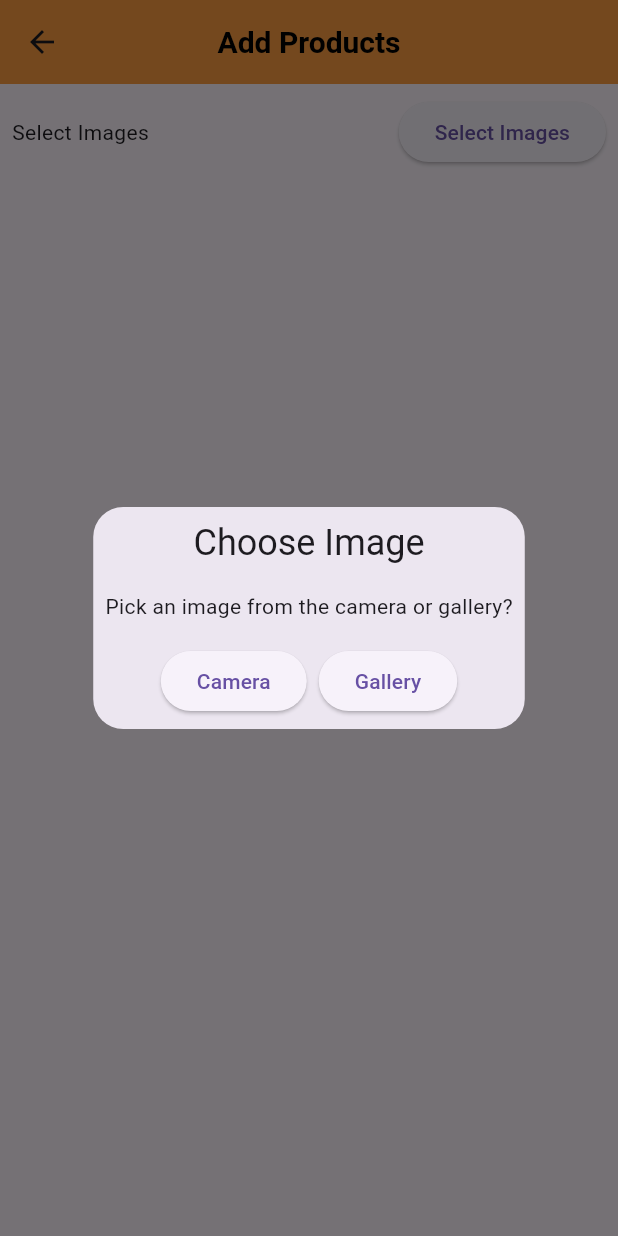
After one commit to Anik-Adnan/BiswasShopAdminPanel, a Flutter app: the AddProductScreen screen opened directly, after a tap on "Select Images", on a phone screen of 412 x 824 dp. The commit adds this screen. Run offline on Flutter 3.47's test engine with Material 3 defaults, Android fonts, the phone set to English and light mode, and no system bars; our stand-ins replace cached_network_image, cloud_firestore, device_info_plus, firebase_core, firebase_storage, flutter_easyloading and 3 more; accounts and stored records are empty.

Commit message:
addproduct screen and imagedcontroller added

```diff
--- /dev/null
+++ b/biswas_shop_admin_panel/lib/controllers/product_images_controller.dart
@@ -0,0 +1,113 @@
+
+import 'dart:io';
+
+import 'package:device_info_plus/device_info_plus.dart';
+import 'package:flutter/material.dart';
+import 'package:get/get.dart';
+import 'package:image_picker/image_picker.dart';
+import 'package:firebase_storage/firebase_storage.dart';
+import 'package:permission_handler/permission_handler.dart';
+
+
+class ProductImagesController extends GetxController{
+  final ImagePicker _picker = ImagePicker();
+  RxList<XFile> selectedIamges = <XFile>[].obs;
+  final RxList<String> arrImagesUrl = <String>[].obs;
+  final FirebaseStorage storageRef = FirebaseStorage.instance;
+
+  Future<void> showImagesPickerDialog() async {
+    late PermissionStatus status;
+    DeviceInfoPlugin deviceInfo = DeviceInfoPlugin();
+    AndroidDeviceInfo androidDeviceInfo = await deviceInfo.androidInfo;
+
+    if (androidDeviceInfo.version.sdkInt <= 32) {
+      status = await Permission.storage.request();
+    } else {
+      status = await Permission.mediaLibrary.request();
+    }
+
+    //
+    if (status == PermissionStatus.granted) {
+      Get.defaultDialog(
+        title: "Choose Image",
+        middleText: "Pick an image from the camera or gallery?",
+        actions: [
+          ElevatedButton(
+            onPressed: () {
+              Get.back();
+              seletcImages("camera");
+            },
+            child: Text('Camera'),
+          ),
+          ElevatedButton(
+            onPressed: () {
+              Get.back();
+              seletcImages("gallery");
+            },
+            child: Text('Gallery'),
+          ),
+        ],
+      );
+    }
+    if (status == PermissionStatus.denied) {
+      print("Error please allow permission for further usage");
+      openAppSettings();
+    }
+    if (status == PermissionStatus.permanentlyDenied) {
+      print("Error please allow permission for further usage");
+      openAppSettings();
+    }
+  }
+
+  Future<void> seletcImages(String type) async {
+    List<XFile> imgs = [];
+    if (type == 'gallery') {
+      try {
+        imgs = await _picker.pickMultiImage(imageQuality: 80);
+        update();
+      } catch (e) {
+        print('Error $e');
+      }
+    } else {
+      final img =
+      await _picker.pickImage(source: ImageSource.camera, imageQuality: 80);
+
+      if (img != null) {
+        imgs.add(img);
+        update();
+      }
+    }
+
+    if (imgs.isNotEmpty) {
+      selectedIamges.addAll(imgs);
+      update();
+      print(selectedIamges.length);
+    }
+  }
+
+  void removeImages(int index) {
+    selectedIamges.removeAt(index);
+    update();
+  }
+
+  //
+  Future<void> uploadFunction(List<XFile> _images) async {
+    arrImagesUrl.clear();
+    for (int i = 0; i < _images.length; i++) {
+      dynamic imageUrl = await uplaodFile(_images[i]);
+      arrImagesUrl.add(imageUrl.toString());
+    }
+    update();
+  }
+
+  //
+  Future<String> uplaodFile(XFile _image) async {
+    TaskSnapshot reference = await storageRef
+        .ref()
+        .child("product-images")
+        .child(_image.name + DateTime.now().toString())
+        .putFile(File(_image.path));
+
+    return await reference.ref.getDownloadURL();
+  }
+}
--- /dev/null
+++ b/biswas_shop_admin_panel/lib/screens/add_product_screen.dart
@@ -0,0 +1,340 @@
+
+
+
+import 'dart:io';
+
+import 'package:biswas_shop_admin_panel/controllers/product_images_controller.dart';
+import 'package:biswas_shop_admin_panel/controllers/count_all_products_controller.dart';
+import 'package:biswas_shop_admin_panel/model/product-model.dart';
+import 'package:biswas_shop_admin_panel/screens/single_product_screen.dart';
+import 'package:biswas_shop_admin_panel/utils/app_constant.dart';
+import 'package:cached_network_image/cached_network_image.dart';
+import 'package:cloud_firestore/cloud_firestore.dart';
+import 'package:flutter/cupertino.dart';
+import 'package:flutter/material.dart';
+import 'package:get/get.dart';
+class AddProductScreen extends StatelessWidget {
+  AddProductScreen({super.key});
+
+  ProductImagesController addProductImagesController =
+  Get.put(ProductImagesController());
+
+  //
+  // CategoryDropDownController categoryDropDownController =
+  // Get.put(CategoryDropDownController());
+  //
+  // IsSaleController isSaleController = Get.put(IsSaleController());
+
+  TextEditingController productNameController = TextEditingController();
+  TextEditingController salePriceController = TextEditingController();
+  TextEditingController fullPriceController = TextEditingController();
+  TextEditingController deliveryTimeController = TextEditingController();
+  TextEditingController productDescriptionController = TextEditingController();
+
+  @override
+  Widget build(BuildContext context) {
+    return Scaffold(
+      appBar: AppBar(
+        title: const Text("Add Products"),
+        backgroundColor: AppConstant.appMainColor,
+      ),
+      body: Container(
+        child: Column(
+          children: [
+            Padding(
+              padding: const EdgeInsets.all(8.0),
+              child: Row(
+                mainAxisAlignment: MainAxisAlignment.spaceBetween,
+                children: [
+                  Text("Select Images"),
+                  ElevatedButton(
+                      onPressed: (){
+                        addProductImagesController.showImagesPickerDialog();
+                      },
+                      child: Text("Select Images"),),
+                ],
+              ),
+            ),
+            //show Images
+            GetBuilder<ProductImagesController>(
+              init: ProductImagesController(),
+              builder: (imageController) {
+
+                return imageController.selectedIamges.length > 0 ?
+                Container(
+                  width: MediaQuery.of(context).size.width - 20,
+                  height: Get.height / 3.0,
+                  child: GridView.builder(
+                    itemCount: imageController.selectedIamges.length,
+                    physics: const BouncingScrollPhysics(),
+                    gridDelegate:
+                    const SliverGridDelegateWithFixedCrossAxisCount(
+                      crossAxisCount: 2,
+                      mainAxisSpacing: 20,
+                      crossAxisSpacing: 10,
+                    ),
+                    itemBuilder: (BuildContext context, int index) {
+                      return Stack(
+                        children: [
+                          Image.file(
+                            File(addProductImagesController
+                                .selectedIamges[index].path),
+                            fit: BoxFit.cover,
+                            height: Get.height / 4,
+                            width: Get.width / 2,
+                          ),
+                          Positioned(
+                            right: 0,
+                            top: 0,
+                            child: InkWell(
+                              onTap: () {
+                                imageController.removeImages(index);
+                                print(imageController
+                                    .selectedIamges.length);
+                              },
+                              child: Padding(
+                                padding: const EdgeInsets.all(4.0),
+                                child: CircleAvatar(
+                                  backgroundColor: Colors.red.shade700,
+                                  child: Icon(
+                                    Icons.close,
+                                    color: Colors.white,
+                                  ),
+                                ),
+                              ),
+                            ),
+                          ),
+                        ],
+                      );
+                    },
+                  ),
+                )
+                    : SizedBox.shrink();
+              },
+            ),
+          ],
+        ),
+      ),
+
+      // body: SingleChildScrollView(
+      //   physics: BouncingScrollPhysics(),
+      //   child: Container(
+      //     child: Column(
+      //       children: [
+      //         Padding(
+      //           padding: const EdgeInsets.all(8.0),
+      //           child: Row(
+      //             mainAxisAlignment: MainAxisAlignment.spaceBetween,
+      //             children: [
+      //               Text("Select Images"),
+      //               ElevatedButton(
+      //                 onPressed: () {
+      //                   addProductImagesController.showImagesPickerDialog();
+      //                 },
+      //                 child: Text("Select Images"),
+      //               )
+      //             ],
+      //           ),
+      //         ),
+
+
+
+      //         //show categories drop down
+      //         DropDownCategoriesWiidget(),
+      //
+      //         //isSale
+      //         GetBuilder<IsSaleController>(
+      //           init: IsSaleController(),
+      //           builder: (isSaleController) {
+      //             return Card(
+      //               elevation: 10,
+      //               child: Padding(
+      //                 padding: EdgeInsets.all(8.0),
+      //                 child: Row(
+      //                   mainAxisAlignment: MainAxisAlignment.spaceBetween,
+      //                   children: [
+      //                     Text("Is Sale"),
+      //                     Switch(
+      //                       value: isSaleController.isSale.value,
+      //                       activeColor: AppConstant.appMainColor,
+      //                       onChanged: (value) {
+      //                         isSaleController.toggleIsSale(value);
+      //                       },
+      //                     )
+      //                   ],
+      //                 ),
+      //               ),
+      //             );
+      //           },
+      //         ),
+      //         //form
+      //         SizedBox(height: 10.0),
+      //         Container(
+      //           height: 65,
+      //           margin: EdgeInsets.symmetric(horizontal: 10.0),
+      //           child: TextFormField(
+      //             cursorColor: AppConstant.appMainColor,
+      //             textInputAction: TextInputAction.next,
+      //             controller: productNameController,
+      //             decoration: InputDecoration(
+      //               contentPadding: EdgeInsets.symmetric(
+      //                 horizontal: 10.0,
+      //               ),
+      //               hintText: "Product Name",
+      //               hintStyle: TextStyle(fontSize: 12.0),
+      //               border: OutlineInputBorder(
+      //                 borderRadius: BorderRadius.all(
+      //                   Radius.circular(10.0),
+      //                 ),
+      //               ),
+      //             ),
+      //           ),
+      //         ),
+      //         SizedBox(height: 10.0),
+      //
+      //         Obx(() {
+      //           return isSaleController.isSale.value
+      //               ? Container(
+      //             height: 65,
+      //             margin: EdgeInsets.symmetric(horizontal: 10.0),
+      //             child: TextFormField(
+      //               cursorColor: AppConstant.appMainColor,
+      //               textInputAction: TextInputAction.next,
+      //               controller: salePriceController,
+      //               decoration: InputDecoration(
+      //                 contentPadding: EdgeInsets.symmetric(
+      //                   horizontal: 10.0,
+      //                 ),
+      //                 hintText: "Sale Price",
+      //                 hintStyle: TextStyle(fontSize: 12.0),
+      //                 border: OutlineInputBorder(
+      //                   borderRadius: BorderRadius.all(
+      //                     Radius.circular(10.0),
+      //                   ),
+      //                 ),
+      //               ),
+      //             ),
+      //           )
+      //               : SizedBox.shrink();
+      //         }),
+      //
+      //         SizedBox(height: 10.0),
+      //         Container(
+      //           height: 65,
+      //           margin: EdgeInsets.symmetric(horizontal: 10.0),
+      //           child: TextFormField(
+      //             cursorColor: AppConstant.appMainColor,
+      //             textInputAction: TextInputAction.next,
+      //             controller: fullPriceController,
+      //             decoration: InputDecoration(
+      //               contentPadding: EdgeInsets.symmetric(
+      //                 horizontal: 10.0,
+      //               ),
+      //               hintText: "Full Price",
+      //               hintStyle: TextStyle(fontSize: 12.0),
+      //               border: OutlineInputBorder(
+      //                 borderRadius: BorderRadius.all(
+      //                   Radius.circular(10.0),
+      //                 ),
+      //               ),
+      //             ),
+      //           ),
+      //         ),
+      //
+      //         SizedBox(height: 10.0),
+      //         Container(
+      //           height: 65,
+      //           margin: EdgeInsets.symmetric(horizontal: 10.0),
+      //           child: TextFormField(
+      //             cursorColor: AppConstant.appMainColor,
+      //             textInputAction: TextInputAction.next,
+      //             controller: deliveryTimeController,
+      //             decoration: InputDecoration(
+      //               contentPadding: EdgeInsets.symmetric(
+      //                 horizontal: 10.0,
+      //               ),
+      //               hintText: "Delivery Time",
+      //               hintStyle: TextStyle(fontSize: 12.0),
+      //               border: OutlineInputBorder(
+      //                 borderRadius: BorderRadius.all(
+      //                   Radius.circular(10.0),
+      //                 ),
+      //               ),
+      //             ),
+      //           ),
+      //         ),
+      //
+      //         SizedBox(height: 10.0),
+      //         Container(
+      //           height: 65,
+      //           margin: EdgeInsets.symmetric(horizontal: 10.0),
+      //           child: TextFormField(
+      //             cursorColor: AppConstant.appMainColor,
+      //             textInputAction: TextInputAction.next,
+      //             controller: productDescriptionController,
+      //             decoration: InputDecoration(
+      //               contentPadding: EdgeInsets.symmetric(
+      //                 horizontal: 10.0,
+      //               ),
+      //               hintText: "Product Desc",
+      //               hintStyle: TextStyle(fontSize: 12.0),
+      //               border: OutlineInputBorder(
+      //                 borderRadius: BorderRadius.all(
+      //                   Radius.circular(10.0),
+      //                 ),
+      //               ),
+      //             ),
+      //           ),
+      //         ),
+      //
+      //         ElevatedButton(
+      //           onPressed: () async {
+      //             // print(productId);
+      //
+      //             try {
+      //               EasyLoading.show();
+      //               await addProductImagesController.uploadFunction(
+      //                   addProductImagesController.selectedIamges);
+      //               print(addProductImagesController.arrImagesUrl);
+      //
+      //               String productId = await GenerateIds().generateProductId();
+      //
+      //               ProductModel productModel = ProductModel(
+      //                 productId: productId,
+      //                 categoryId: categoryDropDownController.selectedCategoryId
+      //                     .toString(),
+      //                 productName: productNameController.text.trim(),
+      //                 categoryName: categoryDropDownController
+      //                     .selectedCategoryName
+      //                     .toString(),
+      //                 salePrice: salePriceController.text != ''
+      //                     ? salePriceController.text.trim()
+      //                     : '',
+      //                 fullPrice: fullPriceController.text.trim(),
+      //                 productImages: addProductImagesController.arrImagesUrl,
+      //                 deliveryTime: deliveryTimeController.text.trim(),
+      //                 isSale: isSaleController.isSale.value,
+      //                 productDescription:
+      //                 productDescriptionController.text.trim(),
+      //                 createdAt: DateTime.now(),
+      //                 updatedAt: DateTime.now(),
+      //               );
+      //
+      //               await FirebaseFirestore.instance
+      //                   .collection('products')
+      //                   .doc(productId)
+      //                   .set(productModel.toMap());
+      //               EasyLoading.dismiss();
+      //             } catch (e) {
+      //               print("error : $e");
+      //             }
+      //           },
+      //           child: Text("Upload"),
+      //         )
+      //       ],
+      //     ),
+      //   ),
+      // ),
+    );
+  }
+}
--- a/biswas_shop_admin_panel/lib/screens/all_orders_screen.dart
+++ b/biswas_shop_admin_panel/lib/screens/all_orders_screen.dart
@@ -79,7 +79,7 @@ class _AllOrdersScreenState extends State<AllOrdersScreen> {
 
                     leading: CircleAvatar(
                       backgroundColor: AppConstant.appSecondaryColor,
-                      child: Text(data['customerName'][0],style: TextStyle(fontWeight: FontWeight.bold),),
+                      child: Text(data['customerName'][0].toString().toUpperCase(),style: TextStyle(fontWeight: FontWeight.bold),),
                     ),
                     title: Text(data['customerName']),
                     subtitle: Text(data['customerPhone']),
--- a/biswas_shop_admin_panel/lib/screens/check_single_order_screen.dart
+++ b/biswas_shop_admin_panel/lib/screens/check_single_order_screen.dart
@@ -31,7 +31,7 @@ class CheckSingleOrderScreen extends StatelessWidget{
           ),
           Padding(
             padding: const EdgeInsets.all(8.0),
-            child: Text(orderModel.productDescription),
+            child: Text("Prooduct Info : "+orderModel.productDescription.toString().trim()),
           ),
           Row(
             mainAxisAlignment: MainAxisAlignment.center,
--- a/biswas_shop_admin_panel/lib/screens/specific_customer_order_screen.dart
+++ b/biswas_shop_admin_panel/lib/screens/specific_customer_order_screen.dart
@@ -93,7 +93,7 @@ class SpecificCustomerOrderScreen extends StatelessWidget{
 
                     leading: CircleAvatar(
                       backgroundColor: AppConstant.appSecondaryColor,
-                      child: Text(data['customerName'][0],style: TextStyle(fontWeight: FontWeight.bold),),
+                      child: Text(data['customerName'][0].toString().toUpperCase(),style: TextStyle(fontWeight: FontWeight.bold),),
                     ),
                     title: Text("${data['productName']}\n${data['productId']}"),
                     subtitle: Text(data['customerPhone']),
```
Also changed, not shown: biswas_shop_admin_panel/lib/screens/all_products_screens.dart (+17 -1 lines), biswas_shop_admin_panel/pubspec.yaml (+17 -11 lines), biswas_shop_admin_panel/pubspec.lock, 7 other files.
